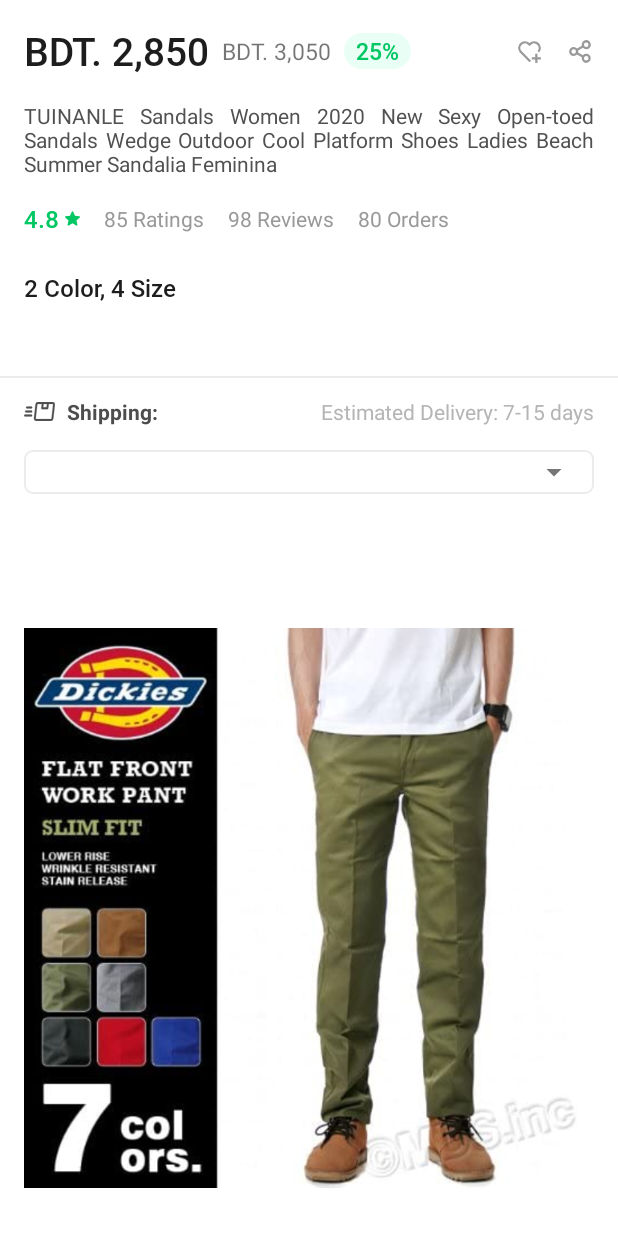
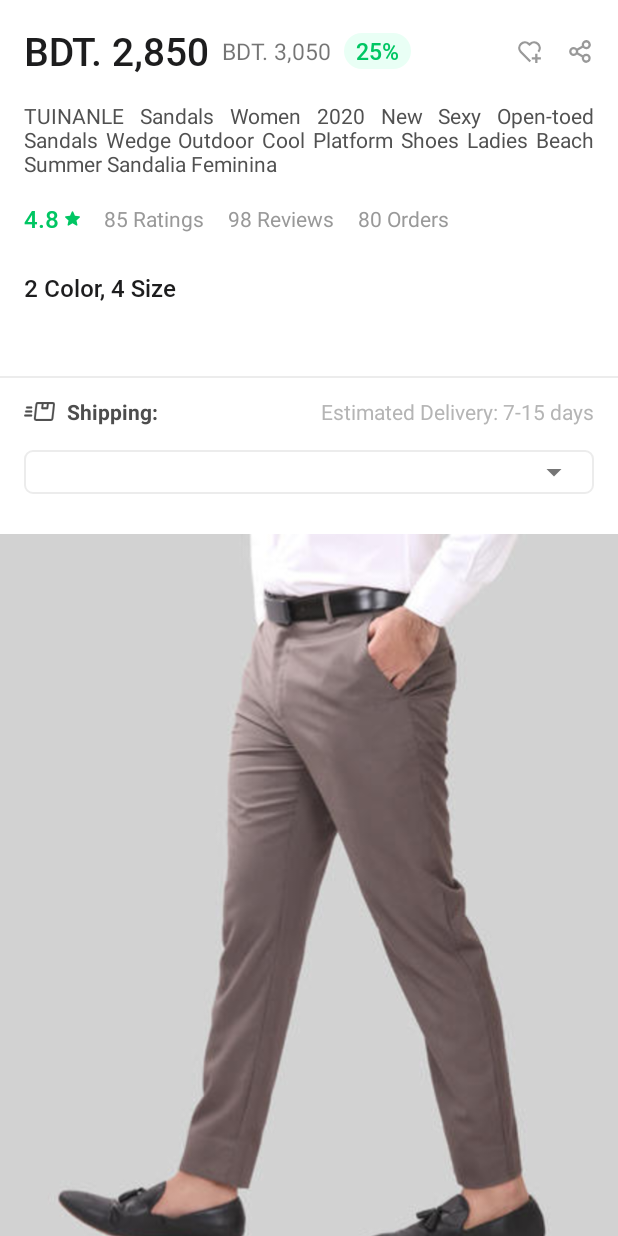
Before and after one commit to amit517/Ecommerce-Product-Details-Android, an Android app: the layout product_content_scrolling.xml on its own in the app's theme, with its tools: preview values and no code run, on a phone screen of 412 x 824 dp. Run offline under Robolectric (Android 15) with nearby library versions, the phone set to English and light mode, and no system bars.

Commit message:
1st page complete

```diff
--- a/app/src/main/res/layout/product_content_scrolling.xml
+++ b/app/src/main/res/layout/product_content_scrolling.xml
@@ -11,12 +11,12 @@
             app:layout_behavior="@string/appbar_scrolling_view_behavior"
             tools:context=".MainActivity"
             tools:showIn="@layout/product_content_scrolling"
-            android:fillViewport="true">
+            >
 
             <androidx.constraintlayout.widget.ConstraintLayout
                 android:layout_width="match_parent"
                 android:layout_height="match_parent"
-                android:orientation="vertical">
+               >
 
                 <androidx.constraintlayout.widget.Guideline
                     android:id="@+id/guideline3"
@@ -248,15 +248,15 @@
 
                 </LinearLayout>
 
-                <ListView
+                <androidx.recyclerview.widget.RecyclerView
                     android:id="@+id/list"
                     android:layout_width="match_parent"
                     android:layout_height="wrap_content"
                     android:layout_marginTop="8dp"
-                    android:cacheColorHint="@android:color/transparent"
                     app:layout_constraintEnd_toEndOf="parent"
                     app:layout_constraintStart_toStartOf="parent"
-                    app:layout_constraintTop_toBottomOf="@+id/linearLayout" />
+                    app:layout_constraintTop_toBottomOf="@+id/linearLayout"
+                    />
 
                 <ImageView
                     android:id="@+id/imageView5"
@@ -265,6 +265,7 @@
                     android:layout_marginTop="8dp"
                     android:paddingTop="10dp"
                     android:paddingEnd="10dp"
+                    app:layout_constraintDimensionRatio="w,1:1"
                     app:layout_constraintEnd_toStartOf="@+id/guideline4"
                     app:layout_constraintStart_toStartOf="@+id/guideline3"
                     app:layout_constraintTop_toBottomOf="@+id/list"
@@ -277,16 +278,19 @@
                     android:layout_marginTop="8dp"
                     android:paddingTop="10dp"
                     android:paddingEnd="10dp"
+                    app:layout_constraintDimensionRatio="w,1:1"
                     app:layout_constraintEnd_toStartOf="@+id/guideline4"
                     app:layout_constraintStart_toStartOf="@+id/guideline3"
                     app:layout_constraintTop_toBottomOf="@+id/imageView5"
-                    app:srcCompat="@drawable/pd_2" />
+                    app:srcCompat="@drawable/pd_2"
+                    android:scaleType="fitXY"/>
 
                 <TextView
                     android:id="@+id/textView12"
                     android:layout_width="wrap_content"
                     android:layout_height="wrap_content"
                     android:layout_marginTop="16dp"
+                    android:layout_marginBottom="16dp"
                     android:text="View Full Description"
                     android:textColor="#4D4D4D"
                     android:textStyle="bold"
```
Also changed, not shown: app/src/main/java/com/team/myapplication/MainActivity.java (+5 -8 lines), app/src/main/java/com/team/myapplication/adapter/CustomDrawerAdapter.java (deleted, +0 -73 lines), app/src/main/java/com/team/myapplication/adapter/DescriptionAdapter.java (added, +59 -0 lines), app/src/main/res/drawable/pd_1.jpg, app/src/main/res/drawable/pd_2.jpg.
